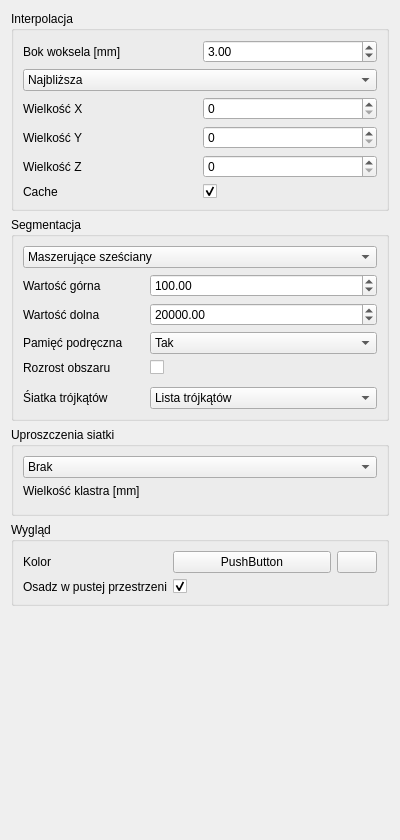
Old version of the form src/SokarUi/SegmentationPipelineEditor.ui in the repository jedrzejowski/sokar-app.
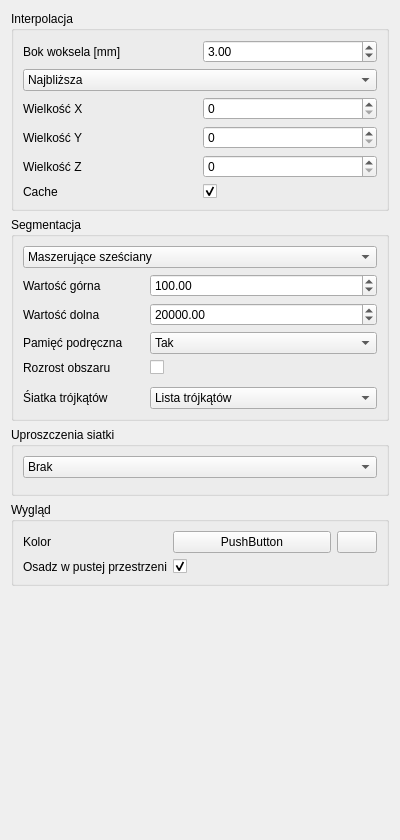
New version of the form. Icons and pictures are not drawn. Custom widgets are drawn as their Qt base class.

```diff
--- a/src/SokarUi/SegmentationPipelineEditor.ui
+++ b/src/SokarUi/SegmentationPipelineEditor.ui
@@ -292,14 +292,7 @@
          <property name="bottomMargin">
           <number>0</number>
          </property>
-         <item row="0" column="0">
-          <widget class="QLabel" name="label_11">
-           <property name="text">
-            <string>Wielkość klastra [mm]</string>
-           </property>
-          </widget>
-         </item>
-         <item row="1" column="0">
+         <item row="0" column="0" colspan="2">
           <widget class="SokarUi::Vec3Input" name="vertexClusteringSize" native="true"/>
          </item>
         </layout>
```
Left out of the diff: 24 changed lines with no effect on the pictures.
